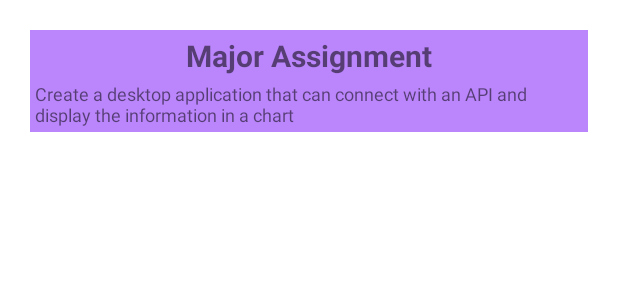
After one commit to AdilNabi/W22COMP3025LH_ASSIGNMENT, an Android app: the layout item_book.xml on its own in the app's theme, with its tools: preview values and no code run, on a phone screen of 412 x 824 dp. The commit adds this screen. Shown: the top 300 px of the screen. Run offline under Robolectric (Android 15) with nearby library versions, the phone set to English and light mode, and no system bars.

Commit message:
RecyclerView is populated by books

```diff
--- a/app/build.gradle
+++ b/app/build.gradle
@@ -57,4 +57,9 @@ dependencies {
     implementation 'com.google.firebase:firebase-auth-ktx'
 
 
+
+    implementation "androidx.lifecycle:lifecycle-extensions:2.2.0"
+    implementation 'androidx.fragment:fragment-ktx:1.4.1'
+
+
 }
--- /dev/null
+++ b/app/src/main/res/layout/item_book.xml
@@ -0,0 +1,33 @@
+<?xml version="1.0" encoding="utf-8"?>
+<android.widget.LinearLayout xmlns:android="http://schemas.android.com/apk/res/android"
+    android:layout_width="match_parent"
+    android:layout_height="wrap_content"
+    xmlns:tools="http://schemas.android.com/tools"
+    android:background="@color/purple_200"
+    android:orientation="vertical"
+    android:layout_margin="@dimen/std_margin"
+    android:clickable="true"
+    android:focusable="true">
+
+    <TextView
+        android:id="@+id/bookTextView"
+        android:layout_width="match_parent"
+        android:layout_height="wrap_content"
+        tools:text="Major Assignment"
+        android:gravity="center_horizontal"
+        android:textSize="20sp"
+        android:padding="3dp"
+        android:textStyle="bold"/>
+
+    <TextView
+        android:id="@+id/genreTextView"
+        android:layout_width="wrap_content"
+        android:layout_height="match_parent"
+        tools:text="Create a desktop application that can connect with an API and display the information in a chart"
+        android:gravity="center_vertical"
+        android:textSize="12sp"
+        android:paddingStart="3dp"
+        android:paddingEnd="3dp"
+        android:paddingBottom="3dp"
+        />
+</android.widget.LinearLayout>
```
Also changed, not shown: app/src/main/java/com/lh1156212/w22comp3025lh_assignment/Book.kt (+15 -0 lines), app/src/main/java/com/lh1156212/w22comp3025lh_assignment/BookAdapter.kt (added, +68 -0 lines), app/src/main/java/com/lh1156212/w22comp3025lh_assignment/BookViewModel.kt (added, +50 -0 lines), app/src/main/java/com/lh1156212/w22comp3025lh_assignment/CreateBookActivity.kt (+11 -0 lines), app/src/main/res/layout/activity_create_book.xml (+11 -0 lines).
